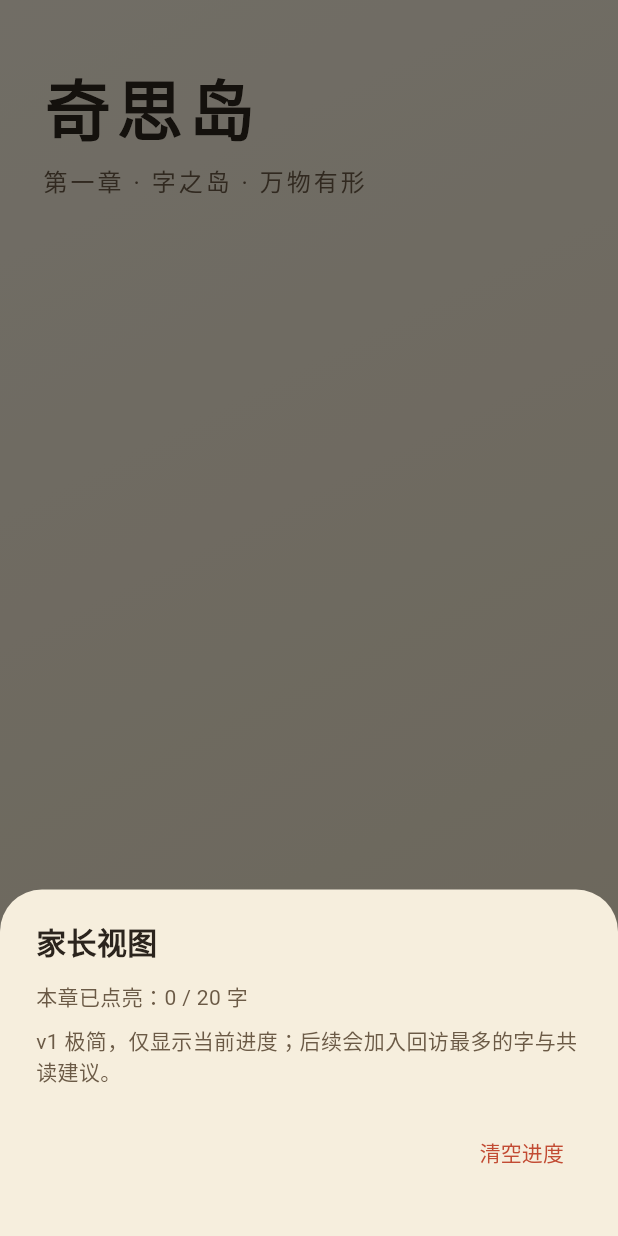
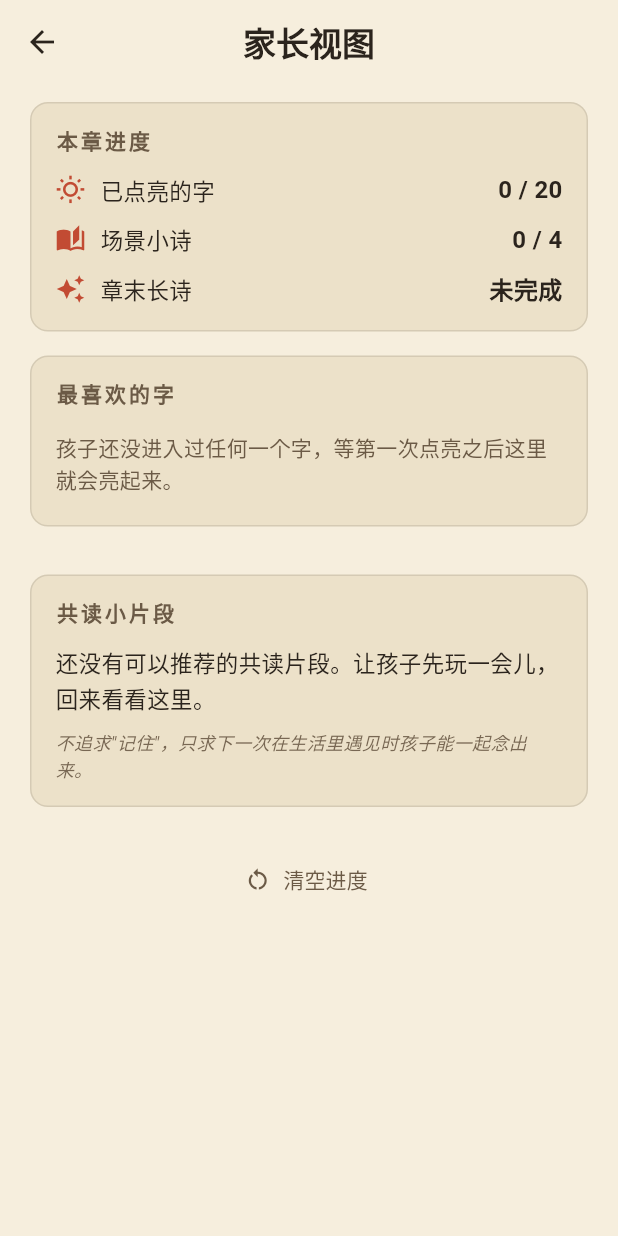
Before and after one commit to flyingdew/wonder-isles-app, a Flutter app: the screen it shows after launch, after a tap on "家长", on a phone screen of 412 x 824 dp. Run offline on Flutter 3.47's test engine with Material 3 defaults, Android fonts, the phone set to English and light mode, and no system bars; our stand-ins replace audioplayers, shared_preferences.

Commit message:
feat(parent): dashboard with progress + favorite char + reading tips
- services/progress_store: expose allVisits map
- data/parent_tips: 20 short reading prompts, one per char
- pages/parent_dashboard_page: chapter progress, favorite char, top-visited, reading tip, reset confirm
- pages/home_page: '家长' button now opens the dashboard page (drop the modal sheet)
- docs/roadmap: check off parent view

```diff
--- /dev/null
+++ b/lib/data/parent_tips.dart
@@ -0,0 +1,24 @@
+/// 家长共读建议：某个字被反复回访时，给家长一条可直接讲给孩子的引子。
+/// 建议保持 25 字以内、场景化、动作导向，方便家长脱口而出。
+const Map<String, String> kParentTips = <String, String>{
+  'ri': '早上看见太阳，就指给孩子说：这就是"日"。',
+  'yue': '晚上找一找月亮的形状，问孩子：像不像书里的"月"？',
+  'shui': '洗手时问：水是弯弯的，你能画一个"水"字给我看吗？',
+  'yu': '吃鱼时可以说：鱼有头有身还有尾巴，写起来就是"鱼"。',
+  'huo': '看到蜡烛或炉火，一起数：三根火苗，就是"火"。',
+  'shan': '路过远山时，让孩子伸手比一比"山"三峰的样子。',
+  'mu_tree': '在树下抬头：一棵"木"，枝叶都从主干上分出来。',
+  'niao': '看到麻雀就说：那就是"鸟"，尖嘴长尾。',
+  'yu_rain': '下雨天看窗上的雨点：这就是"雨"里的四个小点。',
+  'mu_eye': '让孩子指着自己的眼睛说"目"，再一起眨一眨。',
+  'ren': '看到路人时说：一撇一捺，就是一个"人"。',
+  'kou': '照镜子时张开嘴巴：这就是"口"。',
+  'men': '推开家门时说：这两扇门板加起来就是"门"。',
+  'er': '听音乐时摸摸耳朵：听声音靠"耳"。',
+  'shou': '洗手时张开五指，问：这是几个手指？一只"手"。',
+  'tian': '路过农田时说：田字里的一横一竖，是田里的路。',
+  'niu': '看到牛/牛奶时，一起说"牛"，再比比头上的两只角。',
+  'yang': '看到羊或听到"咩"，问孩子：羊角是弯弯的两撇，就像"羊"字上面。',
+  'ma': '看到马或木马，一起说"马"，比比长长的鬃毛。',
+  'zu': '抬脚走路时说：这是"足"，上是腿下是脚掌。',
+};
--- a/lib/pages/home_page.dart
+++ b/lib/pages/home_page.dart
@@ -6,6 +6,7 @@ import '../app_theme.dart';
 import '../services/progress_store.dart';
 import '../data/poems.dart';
 import 'island_map_page.dart';
+import 'parent_dashboard_page.dart';
 import 'poem_stage_page.dart';
 
 class HomePage extends StatelessWidget {
@@ -58,7 +59,9 @@ class HomePage extends StatelessWidget {
                       ),
                       const SizedBox(width: 12),
                       TextButton(
-                        onPressed: () => _showParentSheet(context, progress),
+                        onPressed: () => Navigator.of(context).push(MaterialPageRoute<void>(
+                          builder: (_) => const ParentDashboardPage(),
+                        )),
                         style: TextButton.styleFrom(
                           foregroundColor: InkPalette.inkSoft,
                         ),
@@ -80,43 +83,6 @@ class HomePage extends StatelessWidget {
     );
   }
 
-  void _showParentSheet(BuildContext context, ProgressStore progress) {
-    showModalBottomSheet<void>(
-      context: context,
-      backgroundColor: InkPalette.paper,
-      builder: (BuildContext ctx) {
-        return Padding(
-          padding: const EdgeInsets.fromLTRB(24, 20, 24, 32),
-          child: Column(
-            mainAxisSize: MainAxisSize.min,
-            crossAxisAlignment: CrossAxisAlignment.start,
-            children: <Widget>[
-              const Text('家长视图',
-                  style: TextStyle(
-                      fontSize: 20, fontWeight: FontWeight.w600)),
-              const SizedBox(height: 12),
-              Text('本章已点亮：${progress.litCount} / 20 字',
-                  style: const TextStyle(color: InkPalette.inkSoft)),
-              const SizedBox(height: 8),
-              const Text('v1 极简，仅显示当前进度；后续会加入回访最多的字与共读建议。',
-                  style: TextStyle(color: InkPalette.inkSoft)),
-              const SizedBox(height: 20),
-              Align(
-                alignment: Alignment.centerRight,
-                child: TextButton(
-                  onPressed: () async {
-                    await progress.reset();
-                    if (ctx.mounted) Navigator.of(ctx).pop();
-                  },
-                  child: const Text('清空进度'),
-                ),
-              ),
-            ],
-          ),
-        );
-      },
-    );
-  }
 }
 
 class _LitBadge extends StatelessWidget {
--- /dev/null
+++ b/lib/pages/parent_dashboard_page.dart
@@ -0,0 +1,374 @@
+import 'package:flutter/material.dart';
+import 'package:provider/provider.dart';
+
+import '../app_theme.dart';
+import '../data/character.dart';
+import '../data/character_repository.dart';
+import '../data/parent_tips.dart';
+import '../data/poems.dart';
+import '../services/progress_store.dart';
+
+/// 家长视图：整章进度、最喜欢的字、共读建议、清空进度。
+///
+/// 定位是"陪伴"而不是"考核"，不出现分数、排名、时长曲线之类容易让家长焦虑的数字。
+class ParentDashboardPage extends StatelessWidget {
+  const ParentDashboardPage({super.key});
+
+  @override
+  Widget build(BuildContext context) {
+    final CharacterRepository repo = context.read<CharacterRepository>();
+    final ProgressStore progress = context.watch<ProgressStore>();
+
+    final Map<String, int> visits = progress.allVisits;
+    final List<WonderCharacter> ranked = repo.all
+        .where((WonderCharacter c) => (visits[c.id] ?? 0) > 0)
+        .toList()
+      ..sort((WonderCharacter a, WonderCharacter b) =>
+          (visits[b.id] ?? 0).compareTo(visits[a.id] ?? 0));
+    final WonderCharacter? favorite = ranked.isEmpty ? null : ranked.first;
+
+    final int scenePoems = SceneId.values
+        .where((SceneId s) => progress.isPoemDone(s.key))
+        .length;
+    final bool bossDone = progress.isPoemDone(kBossPoem.sceneKey);
+
+    return Scaffold(
+      appBar: AppBar(
+        title: const Text('家长视图',
+            style: TextStyle(fontWeight: FontWeight.w600)),
+      ),
+      body: ListView(
+        padding: const EdgeInsets.fromLTRB(20, 12, 20, 32),
+        children: <Widget>[
+          _SummaryCard(
+            lit: progress.litCount,
+            scenePoems: scenePoems,
+            bossDone: bossDone,
+          ),
+          const SizedBox(height: 16),
+          _FavoriteCard(favorite: favorite, visits: visits),
+          const SizedBox(height: 16),
+          _RecentlyVisited(chars: ranked.take(5).toList(), visits: visits),
+          const SizedBox(height: 16),
+          _ReadTogether(favorite: favorite),
+          const SizedBox(height: 24),
+          _DangerZone(onReset: () => _confirmReset(context, progress)),
+        ],
+      ),
+    );
+  }
+
+  Future<void> _confirmReset(
+      BuildContext context, ProgressStore progress) async {
+    final bool? ok = await showDialog<bool>(
+      context: context,
+      builder: (BuildContext ctx) => AlertDialog(
+        title: const Text('清空进度'),
+        content: const Text('这会删除所有已点亮的字、小诗完成状态和回访次数，无法恢复。'),
+        actions: <Widget>[
+          TextButton(
+            onPressed: () => Navigator.of(ctx).pop(false),
+            child: const Text('取消'),
+          ),
+          FilledButton(
+            style: FilledButton.styleFrom(
+                backgroundColor: InkPalette.vermilion),
+            onPressed: () => Navigator.of(ctx).pop(true),
+            child: const Text('清空'),
+          ),
+        ],
+      ),
+    );
+    if (ok == true) {
+      await progress.reset();
+    }
+  }
+}
+
+class _SummaryCard extends StatelessWidget {
+  const _SummaryCard({
+    required this.lit,
+    required this.scenePoems,
+    required this.bossDone,
+  });
+  final int lit;
+  final int scenePoems;
+  final bool bossDone;
+
+  @override
+  Widget build(BuildContext context) {
+    return _Panel(
+      title: '本章进度',
+      child: Column(
+        crossAxisAlignment: CrossAxisAlignment.stretch,
+        children: <Widget>[
+          _StatRow(
+            icon: Icons.wb_sunny_outlined,
+            label: '已点亮的字',
+            value: '$lit / 20',
+          ),
+          const SizedBox(height: 10),
+          _StatRow(
+            icon: Icons.auto_stories,
+            label: '场景小诗',
+            value: '$scenePoems / 4',
+          ),
+          const SizedBox(height: 10),
+          _StatRow(
+            icon: Icons.auto_awesome,
+            label: '章末长诗',
+            value: bossDone ? '已完成' : '未完成',
+          ),
+        ],
+      ),
+    );
+  }
+}
+
+class _FavoriteCard extends StatelessWidget {
+  const _FavoriteCard({required this.favorite, required this.visits});
+  final WonderCharacter? favorite;
+  final Map<String, int> visits;
+
+  @override
+  Widget build(BuildContext context) {
+    final WonderCharacter? c = favorite;
+    return _Panel(
+      title: '最喜欢的字',
+      child: c == null
+          ? const Padding(
+              padding: EdgeInsets.symmetric(vertical: 4),
+              child: Text(
+                '孩子还没进入过任何一个字，等第一次点亮之后这里就会亮起来。',
+                style: TextStyle(color: InkPalette.inkSoft, height: 1.5),
+              ),
+            )
+          : Row(
+              children: <Widget>[
+                Container(
+                  width: 76,
+                  height: 76,
+                  alignment: Alignment.center,
+                  decoration: BoxDecoration(
+                    color: InkPalette.glow.withValues(alpha: 0.85),
+                    borderRadius: BorderRadius.circular(14),
+                    border: Border.all(
+                        color: InkPalette.ink.withValues(alpha: 0.3)),
+                  ),
+                  child: Text(c.char,
+                      style: const TextStyle(
+                        fontSize: 42,
+                        fontWeight: FontWeight.w700,
+                        color: InkPalette.ink,
+                      )),
+                ),
+                const SizedBox(width: 14),
+                Expanded(
+                  child: Column(
+                    crossAxisAlignment: CrossAxisAlignment.start,
+                    children: <Widget>[
+                      Text('${c.char} · ${c.pinyin}',
+                          style: const TextStyle(
+                            fontSize: 18,
+                            fontWeight: FontWeight.w600,
+                            color: InkPalette.ink,
+                          )),
+                      const SizedBox(height: 4),
+                      Text(
+                        '回访 ${visits[c.id] ?? 0} 次 · 来自${c.scene.label}',
+                        style: const TextStyle(color: InkPalette.inkSoft),
+                      ),
+                      const SizedBox(height: 6),
+                      Text(
+                        c.story,
+                        maxLines: 2,
+                        overflow: TextOverflow.ellipsis,
+                        style: const TextStyle(
+                          color: InkPalette.inkSoft,
+                          height: 1.4,
+                        ),
+                      ),
+                    ],
+                  ),
+                ),
+              ],
+            ),
+    );
+  }
+}
+
+class _RecentlyVisited extends StatelessWidget {
+  const _RecentlyVisited({required this.chars, required this.visits});
+  final List<WonderCharacter> chars;
+  final Map<String, int> visits;
+
+  @override
+  Widget build(BuildContext context) {
+    if (chars.isEmpty) return const SizedBox.shrink();
+    return _Panel(
+      title: '回访最多的 ${chars.length} 个字',
+      child: Wrap(
+        spacing: 10,
+        runSpacing: 10,
+        children: <Widget>[
+          for (final WonderCharacter c in chars)
+            _MiniChar(char: c, count: visits[c.id] ?? 0),
+        ],
+      ),
+    );
+  }
+}
+
+class _MiniChar extends StatelessWidget {
+  const _MiniChar({required this.char, required this.count});
+  final WonderCharacter char;
+  final int count;
+
+  @override
+  Widget build(BuildContext context) {
+    return Container(
+      width: 66,
+      padding: const EdgeInsets.symmetric(vertical: 8),
+      decoration: BoxDecoration(
+        color: InkPalette.paper,
+        borderRadius: BorderRadius.circular(10),
+        border: Border.all(color: InkPalette.ink.withValues(alpha: 0.2)),
+      ),
+      child: Column(
+        children: <Widget>[
+          Text(char.char,
+              style: const TextStyle(
+                fontSize: 28,
+                fontWeight: FontWeight.w700,
+                color: InkPalette.ink,
+              )),
+          const SizedBox(height: 2),
+          Text('× $count',
+              style: const TextStyle(
+                fontSize: 12,
+                color: InkPalette.inkSoft,
+              )),
+        ],
+      ),
+    );
+  }
+}
+
+class _ReadTogether extends StatelessWidget {
+  const _ReadTogether({required this.favorite});
+  final WonderCharacter? favorite;
+
+  @override
+  Widget build(BuildContext context) {
+    final WonderCharacter? c = favorite;
+    final String tip = c == null
+        ? '还没有可以推荐的共读片段。让孩子先玩一会儿，回来看看这里。'
+        : (kParentTips[c.id] ??
+            '在生活里找一次机会指给孩子看"${c.char}"，比在书里再多看一遍更有用。');
+    return _Panel(
+      title: '共读小片段',
+      child: Column(
+        crossAxisAlignment: CrossAxisAlignment.start,
+        children: <Widget>[
+          Text(
+            tip,
+            style: const TextStyle(
+              color: InkPalette.ink,
+              height: 1.6,
+              fontSize: 15,
+            ),
+          ),
+          const SizedBox(height: 8),
+          Text(
+            '不追求"记住"，只求下一次在生活里遇见时孩子能一起念出来。',
+            style: TextStyle(
+              color: InkPalette.inkSoft.withValues(alpha: 0.9),
+              fontSize: 12,
+              fontStyle: FontStyle.italic,
+            ),
+          ),
+        ],
+      ),
+    );
+  }
+}
+
+class _DangerZone extends StatelessWidget {
+  const _DangerZone({required this.onReset});
+  final VoidCallback onReset;
+
+  @override
+  Widget build(BuildContext context) {
+    return Center(
+      child: TextButton.icon(
+        onPressed: onReset,
+        icon: const Icon(Icons.restart_alt, size: 18),
+        label: const Text('清空进度'),
+        style: TextButton.styleFrom(foregroundColor: InkPalette.inkSoft),
+      ),
+    );
+  }
+}
+
+class _Panel extends StatelessWidget {
+  const _Panel({required this.title, required this.child});
+  final String title;
+  final Widget child;
+
+  @override
+  Widget build(BuildContext context) {
+    return Container(
+      padding: const EdgeInsets.fromLTRB(16, 14, 16, 16),
+      decoration: BoxDecoration(
+        color: InkPalette.paperDeep.withValues(alpha: 0.85),
+        borderRadius: BorderRadius.circular(12),
+        border: Border.all(color: InkPalette.ink.withValues(alpha: 0.12)),
+      ),
+      child: Column(
+        crossAxisAlignment: CrossAxisAlignment.start,
+        children: <Widget>[
+          Text(title,
+              style: const TextStyle(
+                fontSize: 14,
+                fontWeight: FontWeight.w700,
+                color: InkPalette.inkSoft,
+                letterSpacing: 2,
+              )),
+          const SizedBox(height: 12),
+          child,
+        ],
+      ),
+    );
+  }
+}
+
+class _StatRow extends StatelessWidget {
+  const _StatRow({
+    required this.icon,
+    required this.label,
+    required this.value,
+  });
+  final IconData icon;
+  final String label;
+  final String value;
+
+  @override
+  Widget build(BuildContext context) {
+    return Row(
+      children: <Widget>[
+        Icon(icon, size: 20, color: InkPalette.vermilion),
+        const SizedBox(width: 10),
+        Expanded(
+          child: Text(label,
+              style: const TextStyle(color: InkPalette.ink, fontSize: 15)),
+        ),
+        Text(value,
+            style: const TextStyle(
+              fontWeight: FontWeight.w700,
+              color: InkPalette.ink,
+              fontSize: 16,
+            )),
+      ],
+    );
+  }
+}
--- a/lib/services/progress_store.dart
+++ b/lib/services/progress_store.dart
@@ -36,6 +36,7 @@ class ProgressStore extends ChangeNotifier {
 
   bool isLit(String id) => _lit.contains(id);
   int visits(String id) => _visits[id] ?? 0;
+  Map<String, int> get allVisits => Map<String, int>.unmodifiable(_visits);
   bool isPoemDone(String sceneKey) => _poems.contains(sceneKey);
 
   Future<void> markLit(String id) async {
```
Also changed, not shown: 1 other file.
